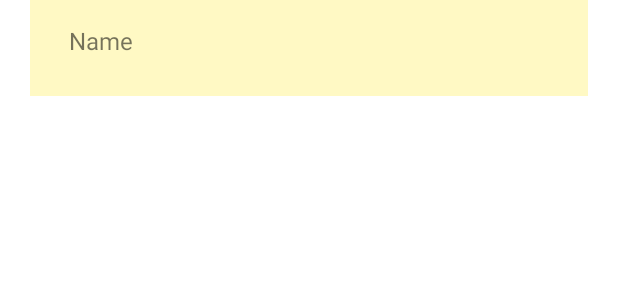
After one commit to sergey-chebatoryov/Disney, an Android app: the layout dialog_multiple_numbers.xml on its own in the app's theme, with its tools: preview values and no code run, on a phone screen of 412 x 824 dp. The commit adds this screen. Shown: the top 300 px of the screen. Run offline under Robolectric (Android 15) with nearby library versions, the phone set to English and light mode, and no system bars.

Commit message:
call contacts for phone number

```diff
--- a/app/src/main/AndroidManifest.xml
+++ b/app/src/main/AndroidManifest.xml
@@ -3,10 +3,11 @@
     package="com.example.disney_time02">
 
     <uses-permission android:name="android.permission.INTERNET" />
+    <uses-permission android:name="android.permission.READ_CONTACTS"/>
     <application
         android:allowBackup="true"
         android:icon="@mipmap/ic_launcher"
-        android:label="Disney time"
+        android:label="DisneyTime"
         android:roundIcon="@mipmap/ic_launcher_round"
         android:supportsRtl="true"
         android:theme="@style/Theme.Disney_Time02">
--- a/app/src/main/res/layout/activity_invite_friend.xml
+++ b/app/src/main/res/layout/activity_invite_friend.xml
@@ -40,6 +40,7 @@
                 android:id="@+id/number"
                 android:layout_width="150dp"
                 android:layout_height="match_parent"
+                android:onClick="goContacts"
                 android:hint="number"
                 android:inputType="number"
                 android:padding="10dp"
@@ -60,7 +61,6 @@
 
             <Spinner
                 android:id="@+id/movie"
-                android:hint="movie"
                 android:layout_width="wrap_content"
                 android:layout_height="match_parent" />
         </TableRow>
--- /dev/null
+++ b/app/src/main/res/layout/dialog_multiple_numbers.xml
@@ -0,0 +1,31 @@
+<?xml version="1.0" encoding="utf-8"?>
+<LinearLayout xmlns:android="http://schemas.android.com/apk/res/android"
+    android:layout_width="match_parent"
+    android:layout_height="wrap_content"
+    android:layout_marginLeft="20dp"
+    android:layout_marginRight="20dp"
+    android:background="#FFF9C4">
+
+    <LinearLayout
+        android:layout_width="match_parent"
+        android:layout_height="match_parent"
+        android:gravity="center_vertical"
+        android:orientation="vertical"
+        android:padding="16dp">
+
+        <TextView
+            android:id="@+id/displayName"
+            android:textSize="16sp"
+            android:paddingStart="10dp"
+            android:layout_width="wrap_content"
+            android:layout_height="wrap_content"
+            android:text="Name" />
+
+        <RadioGroup
+            android:layout_marginTop="10dp"
+            android:id="@+id/multipleNumberGroup"
+            android:layout_width="match_parent"
+            android:layout_height="match_parent"
+            android:gravity="center_vertical" />
+    </LinearLayout>
+</LinearLayout>
```
Also changed, not shown: app/src/main/java/com/example/disney_time02/DialogMultiplyNumbers.java (added, +63 -0 lines), app/src/main/java/com/example/disney_time02/Invite_Friend.java (+109 -10 lines).
